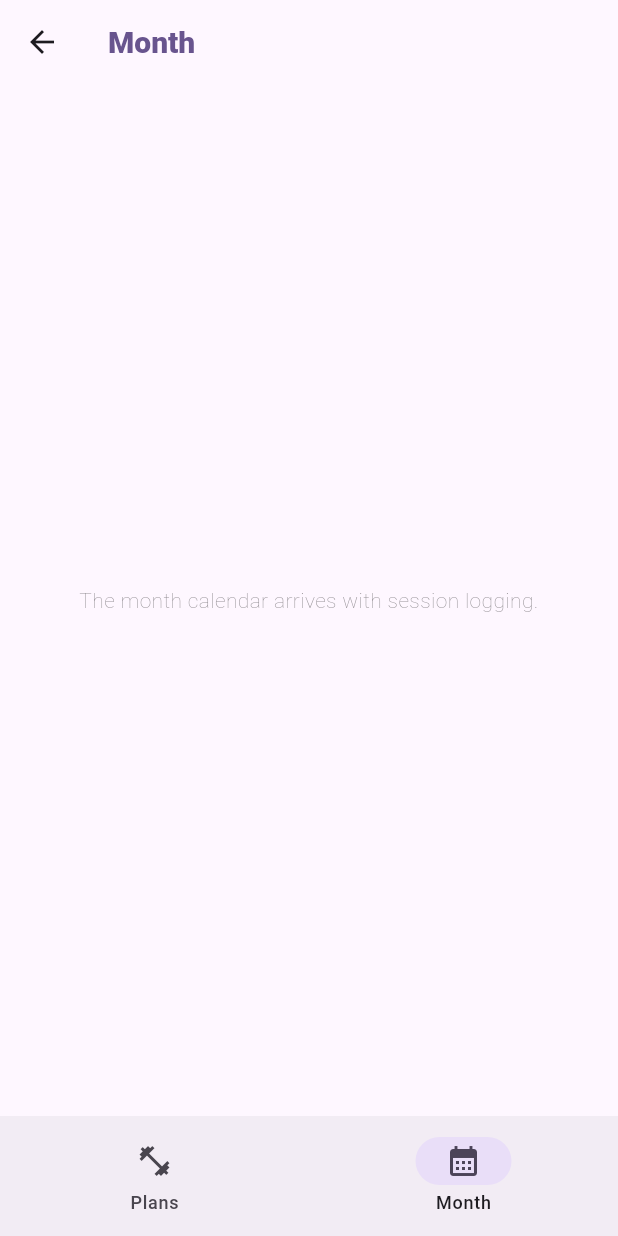
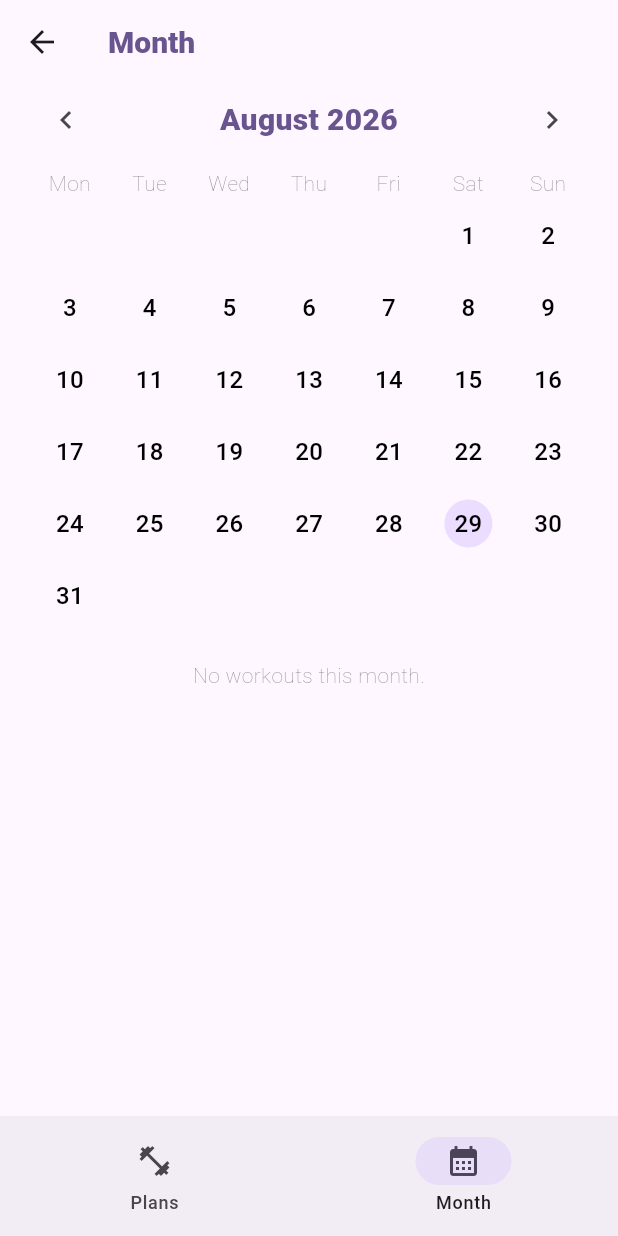
Before and after one commit to Zaaraa96/gym_app_layout, a Flutter app: the PlansHomePage screen opened by its route, item 2 of the bottom bar chosen, on a phone screen of 412 x 824 dp. Run offline on Flutter 3.47's test engine with Material 3 defaults, Android fonts, the phone set to English and light mode, and no system bars; our stand-ins replace file_picker, flutter_svg, get, image_picker, isar, lottie; accounts and stored records are empty; generated files the repository leaves out were written again; project files that could hold a hidden picture were left out.

Commit message:
Replace the Month tab placeholder with a calendar and session log.
The home Month tab now shows the current month, dots on days with
logged sessions, per-exercise trends from ProgressService, and a
read-only session log when a day is opened.

Co-authored-by: Zaaraa96 <Zaaraa96@users.noreply.github.com>

```diff
--- a/lib/common/app_routes.dart
+++ b/lib/common/app_routes.dart
@@ -13,4 +13,8 @@ abstract final class AppRoutes {
   static const starters = '/starters';
   /// Live workout. Month stays a tab on [home], not its own route.
   static const session = '/session';
+  /// Read-only list of sessions on one calendar day.
+  static const dayLog = '/day-log';
+  /// Read-only log of one session from the month calendar.
+  static const sessionLog = '/session-log';
 }
--- a/lib/features/plans/plans_home_page.dart
+++ b/lib/features/plans/plans_home_page.dart
@@ -12,6 +12,7 @@ import '../../data/models/workout_plan.dart';
 import '../../data/models/workout_session.dart';
 import '../../data/plan_repository.dart';
 import '../../data/session_repository.dart';
+import '../progress/month_tab.dart';
 import '../workout/start_workout.dart';
 import 'plan_import_flow.dart';
 import 'today_suggestion.dart';
@@ -96,7 +97,13 @@ class _PlansHomePageState extends State<PlansHomePage> {
       appbar: AppBar(
         title: AppText(_tab == 0 ? 'Plans' : 'Month', style: titleTextStyle),
       ),
-      body: _tab == 0 ? _plansTab() : const _MonthPlaceholder(),
+      body: IndexedStack(
+        index: _tab,
+        children: [
+          _plansTab(),
+          const MonthTab(),
+        ],
+      ),
       bottomNavigationBar: NavigationBar(
         selectedIndex: _tab,
         onDestinationSelected: (index) => setState(() => _tab = index),
@@ -257,18 +264,3 @@ class _PlansHomePageState extends State<PlansHomePage> {
     );
   }
 }
-
-class _MonthPlaceholder extends StatelessWidget {
-  const _MonthPlaceholder();
-
-  @override
-  Widget build(BuildContext context) {
-    return const Center(
-      child: AppText(
-        'The month calendar arrives with session logging.',
-        style: subtitleTextStyle,
-        textAlign: TextAlign.center,
-      ),
-    );
-  }
-}
--- /dev/null
+++ b/lib/features/progress/month_tab.dart
@@ -0,0 +1,337 @@
+import 'dart:async';
+
+import 'package:flutter/material.dart';
+import 'package:get/get.dart';
+
+import '../../common/app_routes.dart';
+import '../../common/widgets/app_load_error.dart';
+import '../../common/widgets/app_text.dart';
+import '../../data/session_repository.dart';
+import 'progress_format.dart';
+import 'progress_service.dart';
+
+/// Home-shell Month tab: calendar, dots, and per-exercise trends.
+class MonthTab extends StatefulWidget {
+  const MonthTab({super.key, this.now});
+
+  /// Visible month defaults to this instant (UTC). Tests pass a fixed clock.
+  final DateTime? now;
+
+  @override
+  State<MonthTab> createState() => _MonthTabState();
+}
+
+class _MonthTabState extends State<MonthTab> {
+  final SessionRepository _sessions = Get.find<SessionRepository>();
+  final ProgressService _progress = const ProgressService();
+
+  late DateTime _month;
+  MonthProgress? _data;
+  bool _loading = true;
+  String? _error;
+  int _loadId = 0;
+  StreamSubscription<void>? _watch;
+
+  @override
+  void initState() {
+    super.initState();
+    final clock = (widget.now ?? DateTime.now()).toUtc();
+    _month = DateTime.utc(clock.year, clock.month);
+    _load();
+    _watch = _sessions.watch().listen((_) => _load());
+  }
+
+  @override
+  void dispose() {
+    _watch?.cancel();
+    super.dispose();
+  }
+
+  Future<void> _load() async {
+    final id = ++_loadId;
+    try {
+      final sessions = await _sessions.forMonth(_month);
+      final data = _progress.fold(month: _month, sessions: sessions);
+      if (!mounted || id != _loadId) return;
+      setState(() {
+        _data = data;
+        _loading = false;
+        _error = null;
+      });
+    } catch (_) {
+      if (!mounted || id != _loadId) return;
+      setState(() {
+        _loading = false;
+        if (_data == null) {
+          _error = 'Could not load this month.';
+        }
+      });
+    }
+  }
+
+  void _retry() {
+    setState(() {
+      _loading = true;
+      _error = null;
+    });
+    _load();
+  }
+
+  void _shiftMonth(int delta) {
+    setState(() {
+      _month = DateTime.utc(_month.year, _month.month + delta);
+      _loading = true;
+    });
+    _load();
+  }
+
+  Future<void> _openDay(DateTime day) async {
+    final sessions = await _sessions.forCalendarDay(day);
+    if (!mounted) return;
+    if (sessions.length == 1) {
+      Get.toNamed(AppRoutes.sessionLog, arguments: sessions.single.id);
+      return;
+    }
+    Get.toNamed(AppRoutes.dayLog, arguments: day);
+  }
+
+  @override
+  Widget build(BuildContext context) {
+    if (_loading && _data == null) {
+      return const Center(child: CircularProgressIndicator());
+    }
+    if (_error != null && _data == null) {
+      return AppLoadError(message: _error!, onRetry: _retry);
+    }
+    final data = _data!;
+    final workoutDays = {
+      for (final day in data.daysWithWorkouts) day.day,
+    };
+
+    return ListView(
+      key: const Key('month-tab'),
+      children: [
+        _MonthHeader(
+          title: formatMonthTitle(_month),
+          onPrevious: () => _shiftMonth(-1),
+          onNext: () => _shiftMonth(1),
+        ),
+        const SizedBox(height: 8),
+        _MonthCalendar(
+          month: _month,
+          workoutDays: workoutDays,
+          today: (widget.now ?? DateTime.now()).toUtc(),
+          onDayTap: _openDay,
+        ),
+        const SizedBox(height: 16),
+        if (data.isEmpty)
+          const AppText(
+            'No workouts this month.',
+            style: subtitleTextStyle,
+            textAlign: TextAlign.center,
+          )
+        else ...[
+          const AppText('This month', style: dataTextStyle),
+          const SizedBox(height: 8),
+          for (final row in data.exercises) _ExerciseTrendTile(row: row),
+        ],
+        const SizedBox(height: 24),
+      ],
+    );
+  }
+}
+
+class _MonthHeader extends StatelessWidget {
+  const _MonthHeader({
+    required this.title,
+    required this.onPrevious,
+    required this.onNext,
+  });
+
+  final String title;
+  final VoidCallback onPrevious;
+  final VoidCallback onNext;
+
+  @override
+  Widget build(BuildContext context) {
+    return Row(
+      children: [
+        IconButton(
+          key: const Key('month-prev'),
+          onPressed: onPrevious,
+          icon: const Icon(Icons.chevron_left),
+          tooltip: 'Previous month',
+        ),
+        Expanded(
+          child: AppText(
+            title,
+            style: titleTextStyle,
+            textAlign: TextAlign.center,
+          ),
+        ),
+        IconButton(
+          key: const Key('month-next'),
+          onPressed: onNext,
+          icon: const Icon(Icons.chevron_right),
+          tooltip: 'Next month',
+        ),
+      ],
+    );
+  }
+}
+
+class _MonthCalendar extends StatelessWidget {
+  const _MonthCalendar({
+    required this.month,
+    required this.workoutDays,
+    required this.today,
+    required this.onDayTap,
+  });
+
+  final DateTime month;
+  final Set<int> workoutDays;
+  final DateTime today;
+  final ValueChanged<DateTime> onDayTap;
+
+  static const _labels = ['Mon', 'Tue', 'Wed', 'Thu', 'Fri', 'Sat', 'Sun'];
+
+  @override
+  Widget build(BuildContext context) {
+    final first = DateTime.utc(month.year, month.month, 1);
+    final daysInMonth = DateTime.utc(month.year, month.month + 1, 0).day;
+    final leading = first.weekday - DateTime.monday;
+    final cells = leading + daysInMonth;
+    final rows = (cells / 7).ceil();
+
+    return Column(
+      key: const Key('month-calendar'),
+      children: [
+        Row(
+          children: [
+            for (final label in _labels)
+              Expanded(
+                child: AppText(
+                  label,
+                  style: subtitleTextStyle,
+                  textAlign: TextAlign.center,
+                ),
+              ),
+          ],
+        ),
+        const SizedBox(height: 4),
+        for (var row = 0; row < rows; row++)
+          Row(
+            children: [
+              for (var col = 0; col < 7; col++)
+                Expanded(
+                  child: _cell(
+                    context,
+                    index: row * 7 + col,
+                    leading: leading,
+                    daysInMonth: daysInMonth,
+                  ),
+                ),
+            ],
+          ),
+      ],
+    );
+  }
+
+  Widget _cell(
+    BuildContext context, {
+    required int index,
+    required int leading,
+    required int daysInMonth,
+  }) {
+    final dayNumber = index - leading + 1;
+    if (dayNumber < 1 || dayNumber > daysInMonth) {
+      return const SizedBox(height: 48);
+    }
+    final day = DateTime.utc(month.year, month.month, dayNumber);
+    final isToday = today.year == day.year &&
+        today.month == day.month &&
+        today.day == day.day;
+    final hasWorkout = workoutDays.contains(dayNumber);
+    final theme = Theme.of(context);
+
+    return InkWell(
+      key: Key('month-day-$dayNumber'),
+      onTap: () => onDayTap(day),
+      borderRadius: BorderRadius.circular(12),
+      child: SizedBox(
+        height: 48,
+        child: Column(
+          mainAxisAlignment: MainAxisAlignment.center,
+          children: [
+            Container(
+              width: 32,
+              height: 32,
+              alignment: Alignment.center,
+              decoration: isToday
+                  ? BoxDecoration(
+                      color: theme.colorScheme.primaryContainer,
+                      shape: BoxShape.circle,
+                    )
+                  : null,
+              child: AppText('$dayNumber', style: dataTextStyle),
+            ),
+            SizedBox(
+              height: 6,
+              child: hasWorkout
+                  ? Container(
+                      key: Key('month-dot-$dayNumber'),
+                      width: 6,
+                      height: 6,
+                      decoration: BoxDecoration(
+                        color: theme.colorScheme.primary,
+                        shape: BoxShape.circle,
+                      ),
+                    )
+                  : const SizedBox.shrink(),
+            ),
+          ],
+        ),
+      ),
+    );
+  }
+}
+
+class _ExerciseTrendTile extends StatelessWidget {
+  const _ExerciseTrendTile({required this.row});
+
+  final ExerciseMonthTrend row;
+
+  @override
+  Widget build(BuildContext context) {
+    return ExpansionTile(
+      key: Key('exercise-trend-${row.titleKey}'),
+      tilePadding: EdgeInsets.zero,
+      childrenPadding: const EdgeInsets.only(bottom: 8),
+      title: AppText(row.title, style: dataTextStyle),
+      subtitle: AppText(
+        row.feltEasier
+            ? '${formatTrendSummary(row)}  ·  felt easier'
+            : formatTrendSummary(row),
+        style: subtitleTextStyle,
+      ),
+      children: [
+        for (final point in row.sessions)
+          ListTile(
+            dense: true,
+            contentPadding: EdgeInsets.zero,
+            title: AppText(
+              point.primaryValue == null
+                  ? 'No logged sets'
+                  : formatMetricValue(row.metric, point.primaryValue!),
+              style: dataTextStyle,
+            ),
+            subtitle: AppText(
+              '${point.completedSets}/${point.prescribedSets} sets'
+              '${point.difficulty == null ? '' : '  ·  ★${point.difficulty}'}',
+              style: subtitleTextStyle,
+            ),
+          ),
+      ],
+    );
+  }
+}
```
Also changed, not shown: lib/features/progress/progress_format.dart (added, +71 -0 lines), lib/features/progress/session_log_page.dart (added, +257 -0 lines), lib/main.dart (+9 -0 lines), 3 other files.
